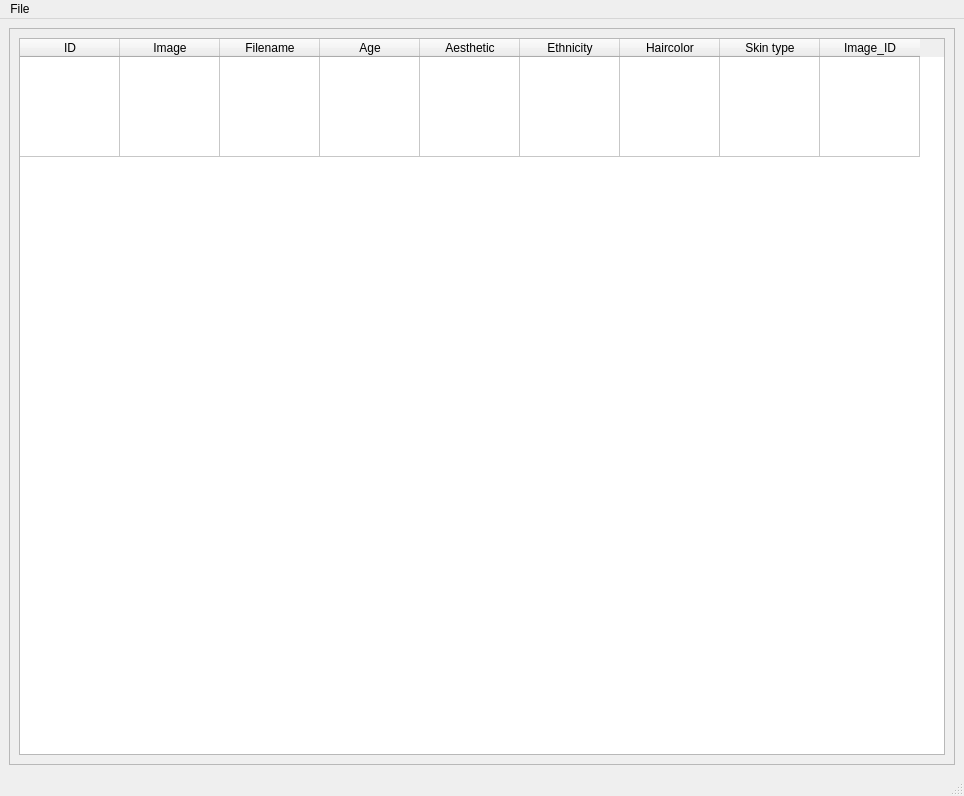
Before: the Qt Designer form dataset.ui in michaeldanner/AestheticFacesToolbox, drawn with Qt 5.
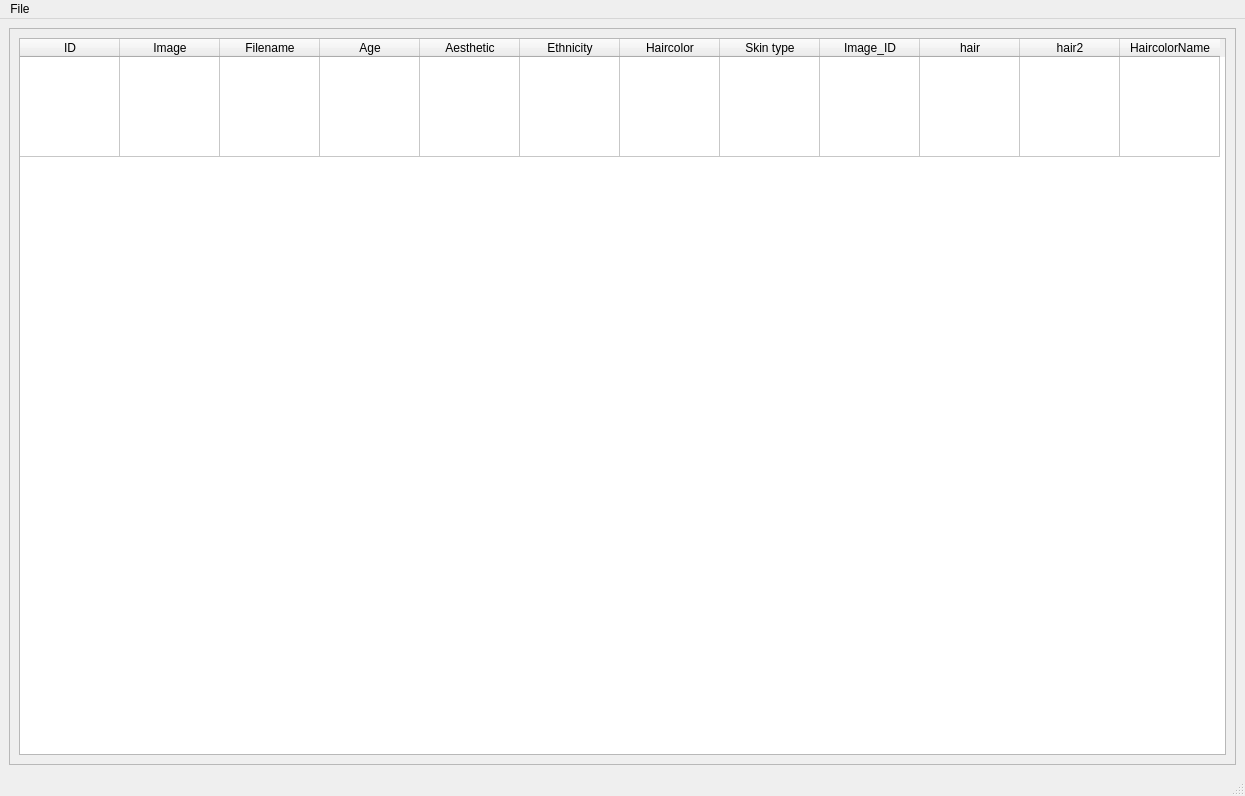
After: the same form once the commit is applied.

Commit message: haircolor detection

```diff
--- a/dataset.ui
+++ b/dataset.ui
@@ -6,7 +6,7 @@
    <rect>
     <x>0</x>
     <y>0</y>
-    <width>964</width>
+    <width>1245</width>
     <height>796</height>
    </rect>
   </property>
@@ -27,7 +27,7 @@
           <rect>
            <x>0</x>
            <y>0</y>
-           <width>942</width>
+           <width>1223</width>
            <height>733</height>
           </rect>
          </property>
@@ -101,6 +101,21 @@
               <string>Image_ID</string>
              </property>
             </column>
+            <column>
+             <property name="text">
+              <string>hair</string>
+             </property>
+            </column>
+            <column>
+             <property name="text">
+              <string>hair2</string>
+             </property>
+            </column>
+            <column>
+             <property name="text">
+              <string>HaircolorName</string>
+             </property>
+            </column>
            </widget>
           </item>
          </layout>
@@ -116,7 +131,7 @@
     <rect>
      <x>0</x>
      <y>0</y>
-     <width>964</width>
+     <width>1245</width>
      <height>21</height>
     </rect>
    </property>
```
The commit also changes 6 other files.
